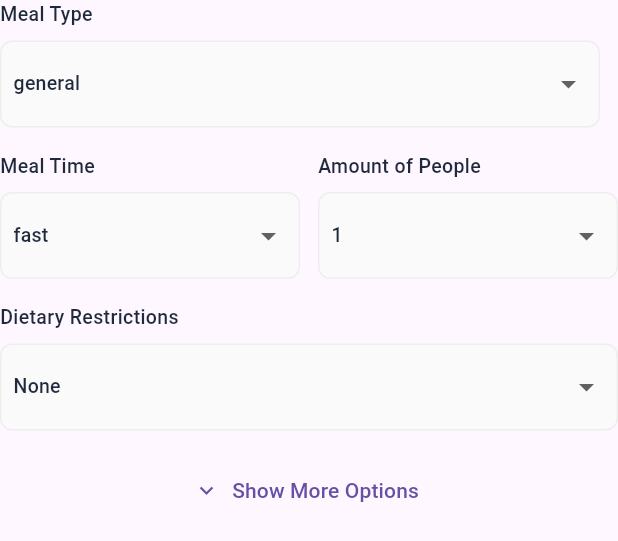
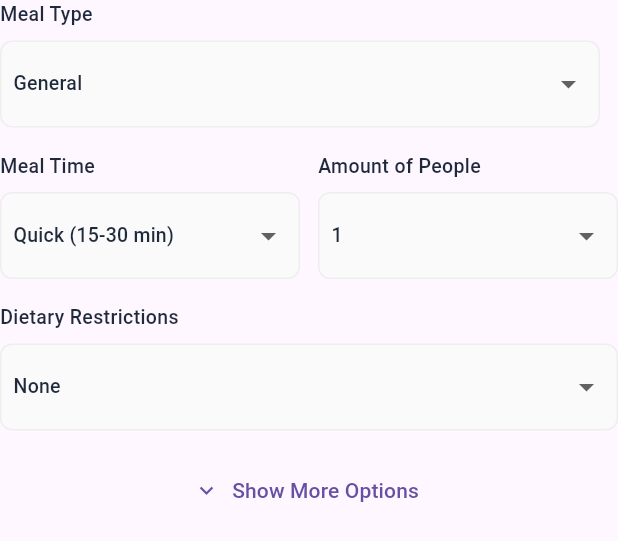
Before and after one commit to haotian0701/menu-gen-assistant, a Flutter app: the OptionsGrid widget shown alone on an empty page, opened directly with empty values, on a phone screen of 412 x 824 dp. Shown: the top 541 px of the screen. Run offline on Flutter 3.47's test engine with Material 3 defaults, Android fonts, the phone set to English and light mode, and no system bars; our stand-ins replace file_picker, fl_chart, flutter_html, share_plus, supabase_flutter; accounts and stored records are empty; network calls fail; statements that could not run were skipped.

Commit message:
Add user-friendly label mappings for meal types, meal times, and fitness goals in ExtractionController; update dropdown fields to utilize these labels.

```diff
--- a/frontend/lib/extraction_page.dart
+++ b/frontend/lib/extraction_page.dart
@@ -308,6 +308,26 @@ class ExtractionController extends ChangeNotifier {
     'Blender', 'Food Processor', 'BBQ', 'Slow Cooker', 'Pressure Cooker'
   ];
 
+  // Label mappings for user-friendly display
+  static const Map<String, String> _mealTypeLabels = {
+    'general': 'General',
+    'breakfast': 'Breakfast',
+    'lunch': 'Lunch',
+    'dinner': 'Dinner',
+  };
+
+  static const Map<String, String> _mealTimeLabels = {
+    'fast': 'Quick (15-30 min)',
+    'medium': 'Medium (30-60 min)',
+    'long': 'Long (60+ min)',
+  };
+
+  static const Map<String, String> _fitnessGoalLabels = {
+    'muscle_gain': 'Muscle Gain',
+    'fat_loss': 'Fat Loss',
+    'healthy_eating': 'Healthy Eating',
+  };
+
   // State for extra fields
   String _selectedRegion = 'Any';
   String _selectedSkill  = 'Beginner';
@@ -1444,6 +1464,7 @@ class OptionsGrid extends StatelessWidget {
                 ['muscle_gain', 'fat_loss', 'healthy_eating'],
                 (v) => controller.setFitnessGoal(v),
                 isSmallScreen,
+                labelMap: ExtractionController._fitnessGoalLabels,
               ),
               const SizedBox(height: 16),
               _AdvancedOptions(controller: controller, isSmallScreen: isSmallScreen),
@@ -1462,6 +1483,7 @@ class OptionsGrid extends StatelessWidget {
                     controller.mealTypes,
                     controller.setSelectedMeal,
                     isSmallScreen,
+                    labelMap: ExtractionController._mealTypeLabels,
                   ),
                 ),
                 SizedBox(width: isSmallScreen ? 12 : 16),
@@ -1477,6 +1499,7 @@ class OptionsGrid extends StatelessWidget {
                     controller.mealTimeOptions,
                     controller.setSelectedTime,
                     isSmallScreen,
+                    labelMap: ExtractionController._mealTimeLabels,
                   ),
                 ),
                 SizedBox(width: isSmallScreen ? 12 : 16),
@@ -1520,7 +1543,14 @@ class OptionsGrid extends StatelessWidget {
     );
   }
 
-  Widget _buildDropdownField(String label, String value, List<String> options, ValueChanged<String> onChanged, bool isSmallScreen) {
+  Widget _buildDropdownField(
+    String label,
+    String value,
+    List<String> options,
+    ValueChanged<String> onChanged,
+    bool isSmallScreen, {
+    Map<String, String>? labelMap,
+  }) {
     return Column(
       crossAxisAlignment: CrossAxisAlignment.start,
       children: [
@@ -1545,7 +1575,8 @@ class OptionsGrid extends StatelessWidget {
               value: value,
               items: options.map((e) => DropdownMenuItem(
                 value: e,
-                child: Text(e,
+                child: Text(
+                  labelMap != null && labelMap.containsKey(e) ? labelMap[e]! : e,
                   style: TextStyle(
                     fontSize: isSmallScreen ? 13 : 14,
                     color: const Color(0xFF1E293B),
@@ -1566,8 +1597,9 @@ class OptionsGrid extends StatelessWidget {
     String currentValue,
     List<String> options,
     void Function(String) onChanged,
-    bool isSmallScreen,
-  ) {
+    bool isSmallScreen, {
+    Map<String, String>? labelMap,
+  }) {
     return Column(
       crossAxisAlignment: CrossAxisAlignment.start,
       children: [
@@ -1595,7 +1627,7 @@ class OptionsGrid extends StatelessWidget {
                   .map((e) => DropdownMenuItem(
                         value: e,
                         child: Text(
-                          e,
+                          labelMap != null && labelMap.containsKey(e) ? labelMap[e]! : e,
                           style: TextStyle(
                             fontSize: isSmallScreen ? 13 : 14,
                             color: const Color(0xFF1E293B),
```
